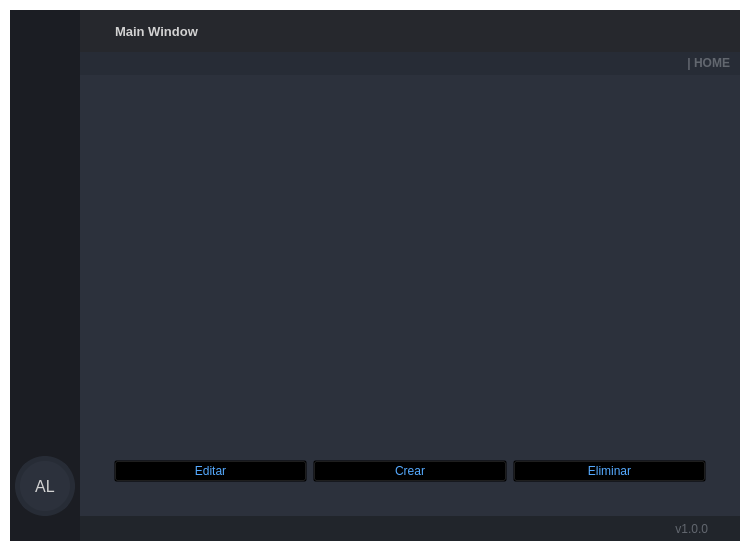
The window that visuals/GUI_BASE.ui (dariolggomez/HEATS-BOARD) describes before a commit, drawn with Qt 5.
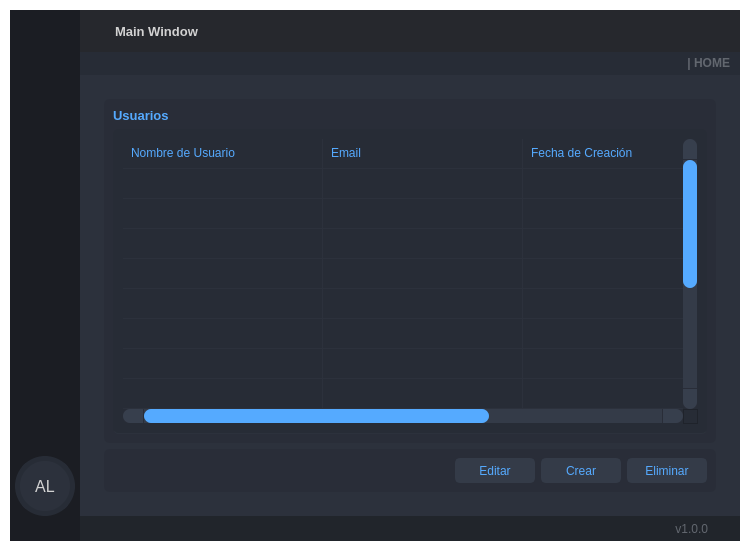
The same window after the commit. The open tabs and pages were chosen to show the change. Icons and pictures are not drawn.

Commit message: creada la tabla de usuarios

Patch:
```diff
--- a/visuals/GUI_BASE.ui
+++ b/visuals/GUI_BASE.ui
@@ -1665,6 +1665,9 @@
                    <layout class="QVBoxLayout" name="verticalLayout_16">
                     <item>
                      <widget class="QFrame" name="content">
+                      <property name="styleSheet">
+                       <string notr="true"/>
+                      </property>
                       <property name="frameShape">
                        <enum>QFrame::StyledPanel</enum>
                       </property>
@@ -1674,6 +1677,10 @@
                       <layout class="QVBoxLayout" name="verticalLayout_12">
                        <item>
                         <widget class="QFrame" name="frame_9">
+                         <property name="styleSheet">
+                          <string notr="true">background-color: rgb(41, 45, 56);
+border-radius: 5px;</string>
+                         </property>
                          <property name="frameShape">
                           <enum>QFrame::StyledPanel</enum>
                          </property>
@@ -1682,13 +1689,471 @@
                          </property>
                          <layout class="QVBoxLayout" name="content_user_layout">
                           <item>
-                           <widget class="QTableView" name="tableView"/>
+                           <widget class="QLabel" name="labelHeaderUser">
+                            <property name="font">
+                             <font>
+                              <family>Segoe UI</family>
+                              <pointsize>10</pointsize>
+                              <weight>75</weight>
+                              <bold>true</bold>
+                             </font>
+                            </property>
+                            <property name="styleSheet">
+                             <string notr="true"/>
+                            </property>
+                            <property name="text">
+                             <string>Usuarios</string>
+                            </property>
+                           </widget>
+                          </item>
+                          <item>
+                           <widget class="QTableWidget" name="userTableWidget">
+                            <property name="sizePolicy">
+                             <sizepolicy hsizetype="Expanding" vsizetype="Expanding">
+                              <horstretch>0</horstretch>
+                              <verstretch>0</verstretch>
+                             </sizepolicy>
+                            </property>
+                            <property name="palette">
+                             <palette>
+                              <active>
+                               <colorrole role="WindowText">
+                                <brush brushstyle="SolidPattern">
+                                 <color alpha="255">
+                                  <red>85</red>
+                                  <green>170</green>
+                                  <blue>255</blue>
+                                 </color>
+                                </brush>
+                               </colorrole>
+                               <colorrole role="Button">
+                                <brush brushstyle="SolidPattern">
+                                 <color alpha="255">
+                                  <red>39</red>
+                                  <green>44</green>
+                                  <blue>54</blue>
+                                 </color>
+                                </brush>
+                               </colorrole>
+                               <colorrole role="Text">
+                                <brush brushstyle="SolidPattern">
+                                 <color alpha="255">
+                                  <red>85</red>
+                                  <green>170</green>
+                                  <blue>255</blue>
+                                 </color>
+                                </brush>
+                               </colorrole>
+                               <colorrole role="ButtonText">
+                                <brush brushstyle="SolidPattern">
+                                 <color alpha="255">
+                                  <red>85</red>
+                                  <green>170</green>
+                                  <blue>255</blue>
+                                 </color>
+                                </brush>
+                               </colorrole>
+                               <colorrole role="Base">
+                                <brush brushstyle="SolidPattern">
+                                 <color alpha="255">
+                                  <red>39</red>
+                                  <green>44</green>
+                                  <blue>54</blue>
+                                 </color>
+                                </brush>
+                               </colorrole>
+                               <colorrole role="Window">
+                                <brush brushstyle="SolidPattern">
+                                 <color alpha="255">
+                                  <red>39</red>
+                                  <green>44</green>
+                                  <blue>54</blue>
+                                 </color>
+                                </brush>
+                               </colorrole>
+                               <colorrole role="PlaceholderText">
+                                <brush brushstyle="NoBrush">
+                                 <color alpha="128">
+                                  <red>85</red>
+                                  <green>170</green>
+                                  <blue>255</blue>
+                                 </color>
+                                </brush>
+                               </colorrole>
+                              </active>
+                              <inactive>
+                               <colorrole role="WindowText">
+                                <brush brushstyle="SolidPattern">
+                                 <color alpha="255">
+                                  <red>85</red>
+                                  <green>170</green>
+                                  <blue>255</blue>
+                                 </color>
+                                </brush>
+                               </colorrole>
+                               <colorrole role="Button">
+                                <brush brushstyle="SolidPattern">
+                                 <color alpha="255">
+                                  <red>39</red>
+                                  <green>44</green>
+                                  <blue>54</blue>
+                                 </color>
+                                </brush>
+                               </colorrole>
+                               <colorrole role="Text">
+                                <brush brushstyle="SolidPattern">
+                                 <color alpha="255">
+                                  <red>85</red>
+                                  <green>170</green>
+                                  <blue>255</blue>
+                                 </color>
+                                </brush>
+                               </colorrole>
+                               <colorrole role="ButtonText">
+                                <brush brushstyle="SolidPattern">
+                                 <color alpha="255">
+                                  <red>85</red>
+                                  <green>170</green>
+                                  <blue>255</blue>
+                                 </color>
+                                </brush>
+                               </colorrole>
+                               <colorrole role="Base">
+                                <brush brushstyle="SolidPattern">
+                                 <color alpha="255">
+                                  <red>39</red>
+                                  <green>44</green>
+                                  <blue>54</blue>
+                                 </color>
+                                </brush>
+                               </colorrole>
+                               <colorrole role="Window">
+                                <brush brushstyle="SolidPattern">
+                                 <color alpha="255">
+                                  <red>39</red>
+                                  <green>44</green>
+                                  <blue>54</blue>
+                                 </color>
+                                </brush>
+                               </colorrole>
+                               <colorrole role="PlaceholderText">
+                                <brush brushstyle="NoBrush">
+                                 <color alpha="128">
+                                  <red>85</red>
+                                  <green>170</green>
+                                  <blue>255</blue>
+                                 </color>
+                                </brush>
+                               </colorrole>
+                              </inactive>
+                              <disabled>
+                               <colorrole role="WindowText">
+                                <brush brushstyle="SolidPattern">
+                                 <color alpha="255">
+                                  <red>85</red>
+                                  <green>170</green>
+                                  <blue>255</blue>
+                                 </color>
+                                </brush>
+                               </colorrole>
+                               <colorrole role="Button">
+                                <brush brushstyle="SolidPattern">
+                                 <color alpha="255">
+                                  <red>39</red>
+                                  <green>44</green>
+                                  <blue>54</blue>
+                                 </color>
+                                </brush>
+                               </colorrole>
+                               <colorrole role="Text">
+                                <brush brushstyle="SolidPattern">
+                                 <color alpha="255">
+                                  <red>85</red>
+                                  <green>170</green>
+                                  <blue>255</blue>
+                                 </color>
+                                </brush>
+                               </colorrole>
+                               <colorrole role="ButtonText">
+                                <brush brushstyle="SolidPattern">
+                                 <color alpha="255">
+                                  <red>85</red>
+                                  <green>170</green>
+                                  <blue>255</blue>
+                                 </color>
+                                </brush>
+                               </colorrole>
+                               <colorrole role="Base">
+                                <brush brushstyle="SolidPattern">
+                                 <color alpha="255">
+                                  <red>39</red>
+                                  <green>44</green>
+                                  <blue>54</blue>
+                                 </color>
+                                </brush>
+                               </colorrole>
+                               <colorrole role="Window">
+                                <brush brushstyle="SolidPattern">
+                                 <color alpha="255">
+                                  <red>39</red>
+                                  <green>44</green>
+                                  <blue>54</blue>
+                                 </color>
+                                </brush>
+                               </colorrole>
+                               <colorrole role="PlaceholderText">
+                                <brush brushstyle="NoBrush">
+                                 <color alpha="128">
+                                  <red>85</red>
+                                  <green>170</green>
+                                  <blue>255</blue>
+                                 </color>
+                                </brush>
+                               </colorrole>
+                              </disabled>
+                             </palette>
+                            </property>
+                            <property name="styleSheet">
+                             <string notr="true">QTableWidget {	
+	background-color: rgb(39, 44, 54);
+	padding: 10px;
+	border-radius: 5px;
+	gridline-color: rgb(44, 49, 60);
+	border-bottom: 1px solid rgb(44, 49, 60);
+}
+QTableWidget::item{
+	border-color: rgb(44, 49, 60);
+	padding-left: 5px;
+	padding-right: 5px;
+	gridline-color: rgb(44, 49, 60);
+}
+QTableWidget::item:selected{
+	background-color: rgb(85, 170, 255);
+}
+QScrollBar:horizontal {
+    border: none;
+    background: rgb(52, 59, 72);
+    height: 14px;
+    margin: 0px 21px 0 21px;
+	border-radius: 0px;
+}
+ QScrollBar:vertical {
+	border: none;
+    background: rgb(52, 59, 72);
+    width: 14px;
+    margin: 21px 0 21px 0;
+	border-radius: 0px;
+ }
+QHeaderView::section{
+	Background-color: rgb(39, 44, 54);
+	max-width: 30px;
+	border: 1px solid rgb(44, 49, 60);
+	border-style: none;
+    border-bottom: 1px solid rgb(44, 49, 60);
+    border-right: 1px solid rgb(44, 49, 60);
+}
+QTableWidget::horizontalHeader {	
+	background-color: rgb(81, 255, 0);
+}
+QHeaderView::section:horizontal
+{
+    border: 1px solid rgb(32, 34, 42);
+	background-color: rgb(27, 29, 35);
+	padding: 3px;
+	border-top-left-radius: 7px;
+    border-top-right-radius: 7px;
+}
+QHeaderView::section:vertical
+{
+    border: 1px solid rgb(44, 49, 60);
+}
+</string>
+                            </property>
+                            <property name="frameShape">
+                             <enum>QFrame::NoFrame</enum>
+                            </property>
+                            <property name="verticalScrollBarPolicy">
+                             <enum>Qt::ScrollBarAlwaysOn</enum>
+                            </property>
+                            <property name="sizeAdjustPolicy">
+                             <enum>QAbstractScrollArea::AdjustToContents</enum>
+                            </property>
+                            <property name="editTriggers">
+                             <set>QAbstractItemView::NoEditTriggers</set>
+                            </property>
+                            <property name="alternatingRowColors">
+                             <bool>false</bool>
+                            </property>
+                            <property name="selectionMode">
+                             <enum>QAbstractItemView::SingleSelection</enum>
+                            </property>
+                            <property name="selectionBehavior">
+                             <enum>QAbstractItemView::SelectRows</enum>
+                            </property>
+                            <property name="showGrid">
+                             <bool>true</bool>
+                            </property>
+                            <property name="gridStyle">
+                             <enum>Qt::SolidLine</enum>
+                            </property>
+                            <property name="sortingEnabled">
+                             <bool>false</bool>
+                            </property>
+                            <attribute name="horizontalHeaderVisible">
+                             <bool>false</bool>
+                            </attribute>
+                            <attribute name="horizontalHeaderCascadingSectionResizes">
+                             <bool>true</bool>
+                            </attribute>
+                            <attribute name="horizontalHeaderDefaultSectionSize">
+                             <number>200</number>
+                            </attribute>
+                            <attribute name="horizontalHeaderStretchLastSection">
+                             <bool>true</bool>
+                            </attribute>
+                            <attribute name="verticalHeaderVisible">
+                             <bool>false</bool>
+                            </attribute>
+                            <attribute name="verticalHeaderCascadingSectionResizes">
+                             <bool>false</bool>
+                            </attribute>
+                            <attribute name="verticalHeaderHighlightSections">
+                             <bool>false</bool>
+                            </attribute>
+                            <attribute name="verticalHeaderStretchLastSection">
+                             <bool>true</bool>
+                            </attribute>
+                            <row>
+                             <property name="text">
+                              <string>New Row</string>
+                             </property>
+                             <property name="font">
+                              <font>
+                               <family>Segoe UI</family>
+                              </font>
+                             </property>
+                            </row>
+                            <row>
+                             <property name="text">
+                              <string>New Row</string>
+                             </property>
+                            </row>
+                            <row>
+                             <property name="text">
+                              <string>New Row</string>
+                             </property>
+                            </row>
+                            <row>
+                             <property name="text">
+                              <string>New Row</string>
+                             </property>
+                            </row>
+                            <row>
+                             <property name="text">
+                              <string>New Row</string>
+                             </property>
+                            </row>
+                            <row>
+                             <property name="text">
+                              <string>New Row</string>
+                             </property>
+                            </row>
+                            <row>
+                             <property name="text">
+                              <string>New Row</string>
+                             </property>
+                            </row>
+                            <row>
+                             <property name="text">
+                              <string>New Row</string>
+                             </property>
+                            </row>
+                            <row>
+                             <property name="text">
+                              <string>New Row</string>
+                             </property>
+                            </row>
+                            <row>
+                             <property name="text">
+                              <string>New Row</string>
+                             </property>
+                            </row>
+                            <row>
+                             <property name="text">
+                              <string>New Row</string>
+                             </property>
+                            </row>
+                            <row>
+                             <property name="text">
+                              <string>New Row</string>
+                             </property>
+                            </row>
+                            <row>
+                             <property name="text">
+                              <string>New Row</string>
+                             </property>
+                            </row>
+                            <row>
+                             <property name="text">
+                              <string>New Row</string>
+                             </property>
+                            </row>
+                            <row>
+                             <property name="text">
+                              <string>New Row</string>
+                             </property>
+                            </row>
+                            <row>
+                             <property name="text">
+                              <string>New Row</string>
+                             </property>
+                            </row>
+                            <column>
+                             <property name="text">
+                              <string>0</string>
+                             </property>
+                            </column>
+                            <column>
+                             <property name="text">
+                              <string>1</string>
+                             </property>
+                            </column>
+                            <column>
+                             <property name="text">
+                              <string>2</string>
+                             </property>
+                            </column>
+                            <item row="0" column="0">
+                             <property name="text">
+                              <string>Nombre de Usuario</string>
+                             </property>
+                            </item>
+                            <item row="0" column="1">
+                             <property name="text">
+                              <string>Email</string>
+                             </property>
+                            </item>
+                            <item row="0" column="2">
+                             <property name="text">
+                              <string>Fecha de Creación</string>
+                             </property>
+                            </item>
+                            <item row="1" column="2">
+                             <property name="text">
+                              <string/>
+                             </property>
+                            </item>
+                           </widget>
                           </item>
                          </layout>
                         </widget>
                        </item>
                        <item>
                         <widget class="QFrame" name="frame_10">
+                         <property name="styleSheet">
+                          <string notr="true">background-color: rgb(41, 45, 56);
+border-radius: 5px;</string>
+                         </property>
                          <property name="frameShape">
                           <enum>QFrame::StyledPanel</enum>
                          </property>
@@ -1697,21 +2162,97 @@
                          </property>
                          <layout class="QHBoxLayout" name="bottom_users_Layout">
                           <item>
-                           <widget class="QPushButton" name="pushButton_4">
+                           <spacer name="horizontalSpacer">
+                            <property name="orientation">
+                             <enum>Qt::Horizontal</enum>
+                            </property>
+                            <property name="sizeHint" stdset="0">
+                             <size>
+                              <width>333</width>
+                              <height>20</height>
+                             </size>
+                            </property>
+                           </spacer>
+                          </item>
+                          <item>
+                           <widget class="QPushButton" name="editBtn">
+                            <property name="minimumSize">
+                             <size>
+                              <width>80</width>
+                              <height>25</height>
+                             </size>
+                            </property>
+                            <property name="styleSheet">
+                             <string notr="true">QPushButton {
+	border: 2px solid rgb(52, 59, 72);
+	border-radius: 5px;	
+	background-color: rgb(52, 59, 72);
+}
+QPushButton:hover {
+	background-color: rgb(57, 65, 80);
+	border: 2px solid rgb(61, 70, 86);
+}
+QPushButton:pressed {	
+	background-color: rgb(35, 40, 49);
+	border: 2px solid rgb(43, 50, 61);
+}</string>
+                            </property>
                             <property name="text">
                              <string>Editar</string>
                             </property>
                            </widget>
                           </item>
                           <item>
-                           <widget class="QPushButton" name="pushButton_2">
+                           <widget class="QPushButton" name="createBtn">
+                            <property name="minimumSize">
+                             <size>
+                              <width>80</width>
+                              <height>25</height>
+                             </size>
+                            </property>
+                            <property name="styleSheet">
+                             <string notr="true">QPushButton {
+	border: 2px solid rgb(52, 59, 72);
+	border-radius: 5px;	
+	background-color: rgb(52, 59, 72);
+}
+QPushButton:hover {
+	background-color: rgb(57, 65, 80);
+	border: 2px solid rgb(61, 70, 86);
+}
+QPushButton:pressed {	
+	background-color: rgb(35, 40, 49);
+	border: 2px solid rgb(43, 50, 61);
+}</string>
+                            </property>
                             <property name="text">
                              <string>Crear</string>
                             </property>
                            </widget>
                           </item>
                           <item>
-                           <widget class="QPushButton" name="pushButton_3">
+                           <widget class="QPushButton" name="eliminateBtn">
+                            <property name="minimumSize">
+                             <size>
+                              <width>80</width>
+                              <height>25</height>
+                             </size>
+                            </property>
+                            <property name="styleSheet">
+                             <string notr="true">QPushButton {
+	border: 2px solid rgb(52, 59, 72);
+	border-radius: 5px;	
+	background-color: rgb(52, 59, 72);
+}
+QPushButton:hover {
+	background-color: rgb(57, 65, 80);
+	border: 2px solid rgb(61, 70, 86);
+}
+QPushButton:pressed {	
+	background-color: rgb(35, 40, 49);
+	border: 2px solid rgb(43, 50, 61);
+}</string>
+                            </property>
                             <property name="text">
                              <string>Eliminar</string>
                             </property>
```
Left out of the diff: 6 changed lines with no effect on the pictures. The commit also changes 2 other files.
